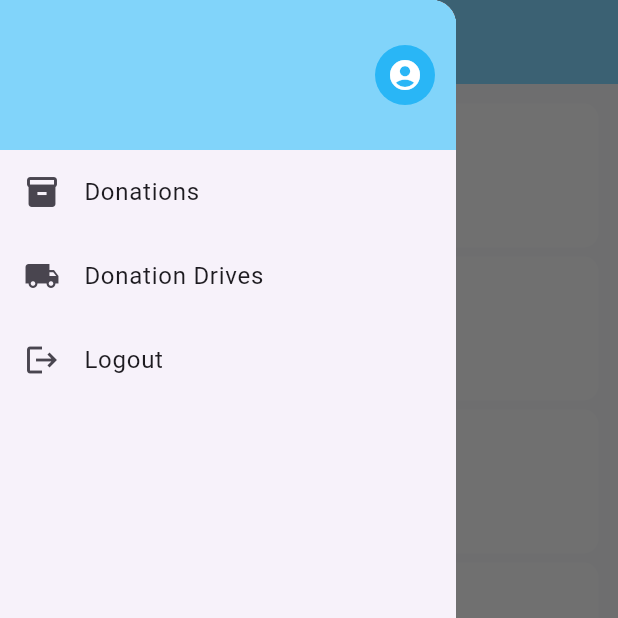
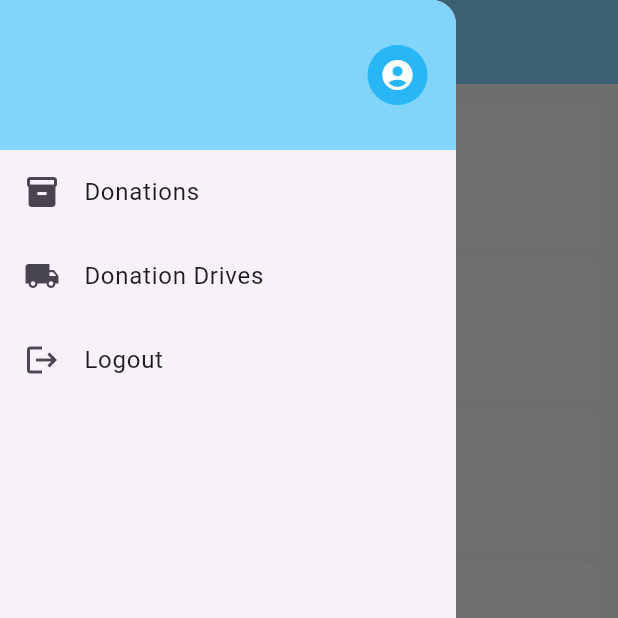
Before and after one commit to fambaridz/cmsc23-u1l-group4-project, a Flutter app: the OrganizationHomePage screen opened by its route, with the side drawer open, on a phone screen of 412 x 824 dp, the top half of it. Run offline on Flutter 3.47's test engine with Material 3 defaults, Android fonts, the phone set to English and light mode, and no system bars; our stand-ins replace cloud_firestore, firebase_auth, firebase_core, firebase_storage, image_picker; accounts and stored records are empty.

Commit message:
ui: adjust drawer header padding

```diff
--- a/lib/screens/org_pages/org_drawer.dart
+++ b/lib/screens/org_pages/org_drawer.dart
@@ -20,7 +20,7 @@ class _OrganizationDrawerState extends State<OrganizationDrawer> {
             constraints: BoxConstraints(minHeight: 100, maxHeight: 155),
             child: IntrinsicHeight(
               child: Container(
-                padding: EdgeInsets.all(10),
+                padding: EdgeInsets.all(15),
                 decoration: BoxDecoration(
                   color: Colors.lightBlue[200],
                 ),
```
